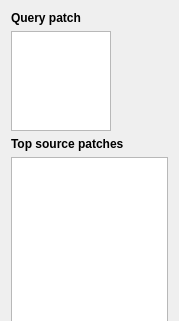
Above: Interactive/TopPatchesDialog.ui from daviddoria/PatchBasedInpainting before the change; both pictures show x 0 to 179 and y 0 to 321 of the 179 by 808 pixel window. Below: the same form after it.
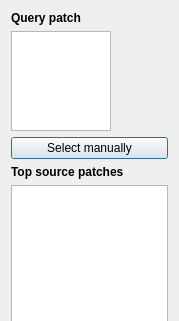
That is the form after the change.

What changed in the file:
```diff
--- a/Interactive/TopPatchesDialog.ui
+++ b/Interactive/TopPatchesDialog.ui
@@ -37,6 +37,13 @@
      </property>
     </widget>
    </item>
+   <item>
+    <widget class="QPushButton" name="btnSelectManually">
+     <property name="text">
+      <string>Select manually</string>
+     </property>
+    </widget>
+   </item>
    <item>
     <widget class="QLabel" name="label_2">
      <property name="font">
```
